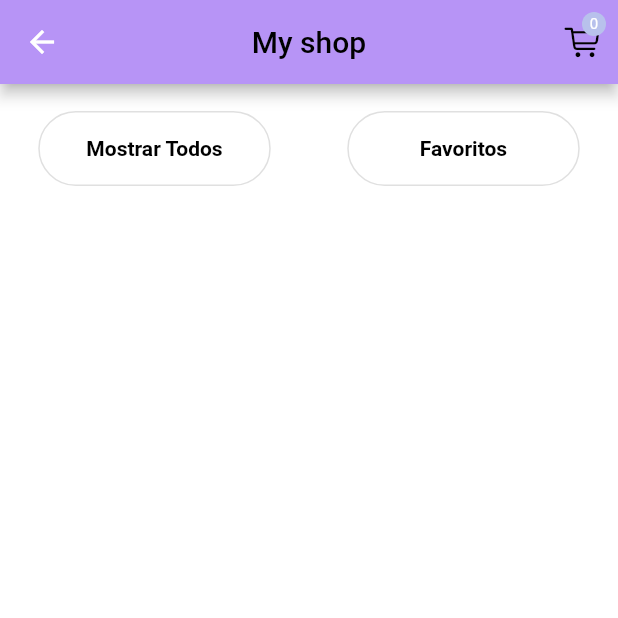
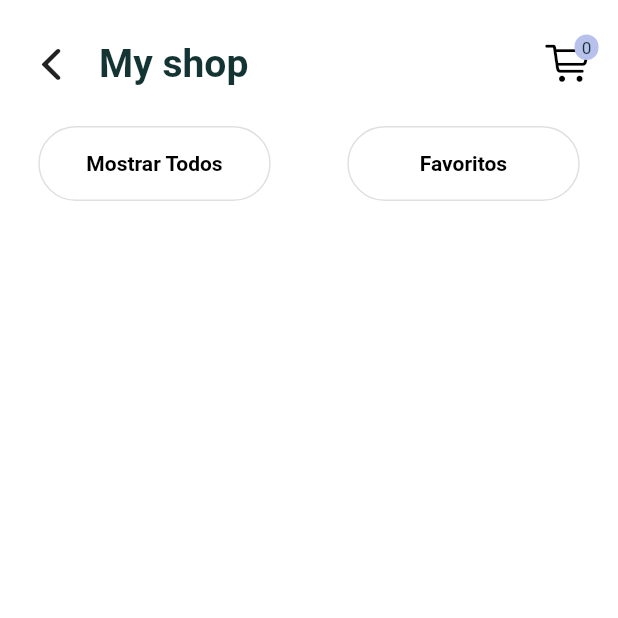
Before and after one commit to IsaiVazqez/E-comerce, a Flutter app: the HomePage screen opened by its route, after a tap on "Favoritos", on a phone screen of 412 x 824 dp, the top half of it. Run offline on Flutter 3.47's test engine with Material 2 defaults, Android fonts, the phone set to English and light mode, and no system bars; network calls fail; Roboto replaces fonts that are missing (Raleway).

Commit message:
Appbar nuevo

```diff
--- a/lib/features/Products/presentation/pages/products_view.dart
+++ b/lib/features/Products/presentation/pages/products_view.dart
@@ -24,13 +24,12 @@ class _HomePageState extends State<HomePage> {
   @override
   Widget build(BuildContext context) {
     return Scaffold(
-      appBar: appbarHome(),
       body: SingleChildScrollView(
         physics: const BouncingScrollPhysics(),
         child: Column(children: [
-          const SizedBox(
-            height: 18,
-          ),
+          const SizedBox(height: 18),
+          const Appbar(),
+          const SizedBox(height: 18),
           buttonsfilter(),
           ListViewProducts(_showOnlyFavorites)
         ]),
@@ -83,37 +82,37 @@ class _HomePageState extends State<HomePage> {
       ],
     );
   }
+}
 
-  AppBar appbarHome() {
-    return AppBar(
-      title: const Text(
-        'My shop',
-        style: TextStyle(color: Colors.black),
-      ),
-      centerTitle: true,
-      backgroundColor: const Color.fromRGBO(183, 148, 246, 1),
-      actions: <Widget>[
-/*         PopupMenuButton<FilterOptions>(
-          onSelected: (FilterOptions selectedValue) {
-            setState(() {
-              if (selectedValue == FilterOptions.favorites) {
-                _showOnlyFavorites = true;
-              } else {
-                _showOnlyFavorites = false;
-              }
-            });
+class Appbar extends StatelessWidget {
+  const Appbar({
+    Key? key,
+  }) : super(key: key);
+
+  @override
+  Widget build(BuildContext context) {
+    return SafeArea(
+      top: true,
+      bottom: false,
+      child: Padding(
+        padding: const EdgeInsets.symmetric(horizontal: 10),
+        child: SizedBox(
+          width: double.infinity,
+          child: Row(
+            children: <Widget>[
+              IconButton(
+                onPressed: () {
+                  Navigator.pop(context);
                 },
                 icon: const Icon(
-            CupertinoIcons.list_dash,
-            color: Colors.black,
+                  CupertinoIcons.back,
+                  size: 33,
                 ),
-          itemBuilder: (_) => [
-            const PopupMenuItem(
-                value: FilterOptions.favorites, child: Text('Only Favorites')),
-            const PopupMenuItem(
-                value: FilterOptions.all, child: Text('Show all'))
-          ],
-        ), */
+              ),
+              const SizedBox(width: 8),
+              const Text('My shop',
+                  style: TextStyle(fontSize: 26, fontWeight: FontWeight.w700)),
+              const Spacer(),
               Consumer<Cart>(
                 builder: (_, cart, ch) => Badgee(
                   value: cart.itemCount.toString(),
@@ -123,14 +122,20 @@ class _HomePageState extends State<HomePage> {
                   icon: const Icon(
                     CupertinoIcons.shopping_cart,
                     color: Colors.black,
+                    size: 30,
                   ),
                   onPressed: () {
-              Navigator.push(context,
-                  MaterialPageRoute(builder: (context) => const CartScreen()));
+                    Navigator.push(
+                        context,
+                        MaterialPageRoute(
+                            builder: (context) => const CartScreen()));
                   },
                 ),
               ),
             ],
+          ),
+        ),
+      ),
     );
   }
 }
--- a/lib/features/Products/presentation/provider/products.dart
+++ b/lib/features/Products/presentation/provider/products.dart
@@ -84,4 +84,8 @@ class Products with ChangeNotifier {
   void addProduct() {
     notifyListeners();
   }
+
+  void refreshProductList() {
+    notifyListeners();
+  }
 }
--- a/lib/features/Products/presentation/widgets/badge.dart
+++ b/lib/features/Products/presentation/widgets/badge.dart
@@ -15,8 +15,8 @@ class Badgee extends StatelessWidget {
       children: [
         child,
         Positioned(
-          right: 8,
-          top: 8,
+          right: 3,
+          top: 5,
           child: Container(
             padding: const EdgeInsets.all(2.0),
             decoration: BoxDecoration(
@@ -31,7 +31,7 @@ class Badgee extends StatelessWidget {
               value,
               textAlign: TextAlign.center,
               style: const TextStyle(
-                fontSize: 10,
+                fontSize: 11.5,
               ),
             ),
           ),
--- a/lib/features/Products/presentation/widgets/product_widget.dart
+++ b/lib/features/Products/presentation/widgets/product_widget.dart
@@ -4,6 +4,7 @@ import 'package:provider/provider.dart';
 import 'package:shop_app/features/Products/presentation/pages/product_selected.dart';
 import 'package:shop_app/features/Products/data/models/product.dart';
 import 'package:shop_app/features/Products/presentation/provider/cart.dart';
+import 'package:shop_app/features/Products/presentation/provider/products.dart';
 
 class ProductItem extends StatelessWidget {
   const ProductItem({Key? key}) : super(key: key);
@@ -11,6 +12,7 @@ class ProductItem extends StatelessWidget {
   @override
   Widget build(BuildContext context) {
     final product = Provider.of<Product>(context, listen: false);
+
     return Padding(
       padding: const EdgeInsets.symmetric(horizontal: 10),
       child: GestureDetector(
@@ -159,6 +161,10 @@ class _Icons extends StatelessWidget {
           CupertinoButton(
             onPressed: () {
               product.toggleFavoriteStatus();
+              Provider.of<Products>(
+                context,
+                listen: false,
+              ).refreshProductList();
             },
             child: Icon(
               like,
```
Also changed, not shown: lib/core/widgets/custom_appbar.dart (added, +40 -0 lines), lib/features/Products/presentation/pages/product_selected.dart (+52 -8 lines). Lines whose indentation alone changed are shown as unchanged.
